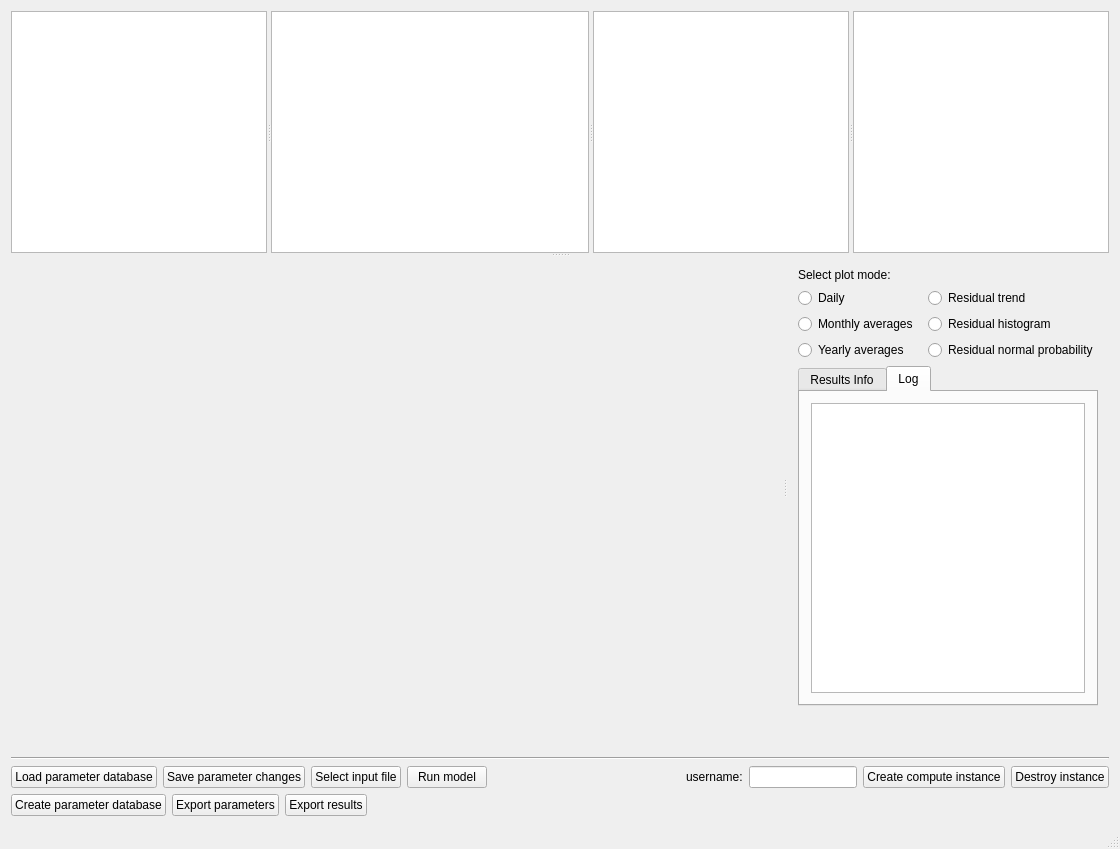
This is mainwindow.ui in Lecheps/INCAView as Qt 5 draws it before an edit. The edited form follows.
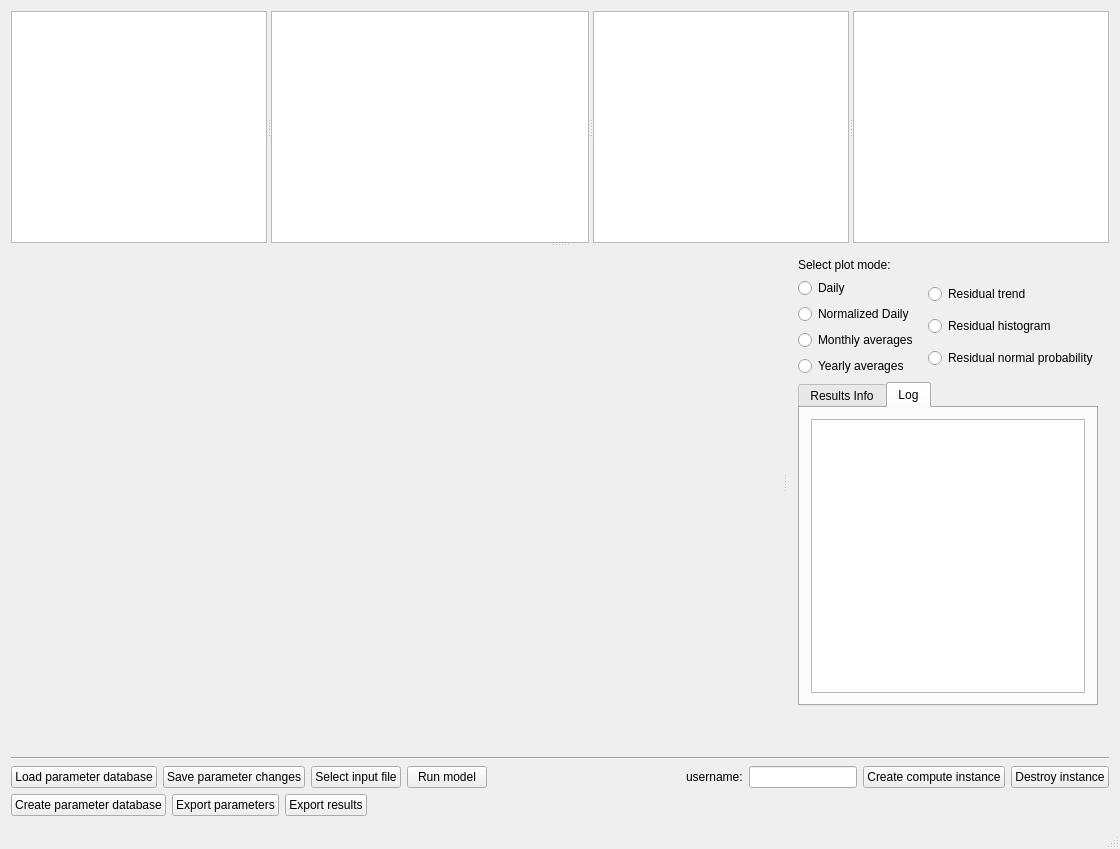
This is the edited form. Custom widgets are drawn as their Qt base class.

The edit to the form file:
```diff
--- a/mainwindow.ui
+++ b/mainwindow.ui
@@ -102,6 +102,13 @@
                  </property>
                 </widget>
                </item>
+               <item>
+                <widget class="QRadioButton" name="radioButtonDailyNormalized">
+                 <property name="text">
+                  <string>Normalized Daily</string>
+                 </property>
+                </widget>
+               </item>
                <item>
                 <widget class="QRadioButton" name="radioButtonMonthlyAverages">
                  <property name="text">
```
Left out of the diff: 8 changed lines with no effect on the pictures.
